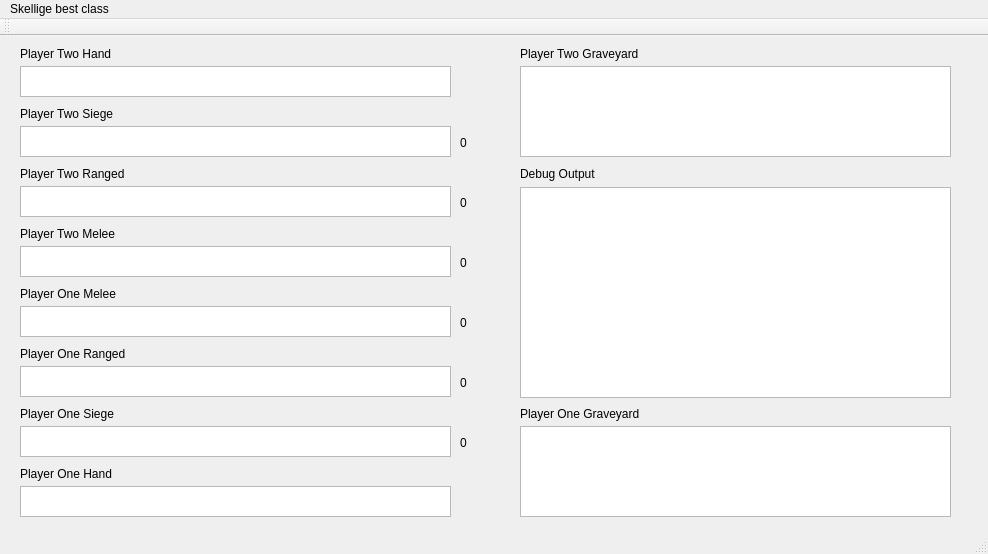
First picture: the form in mainwindow.ui, repository Inexorably/gwentSimulator, before the edit.
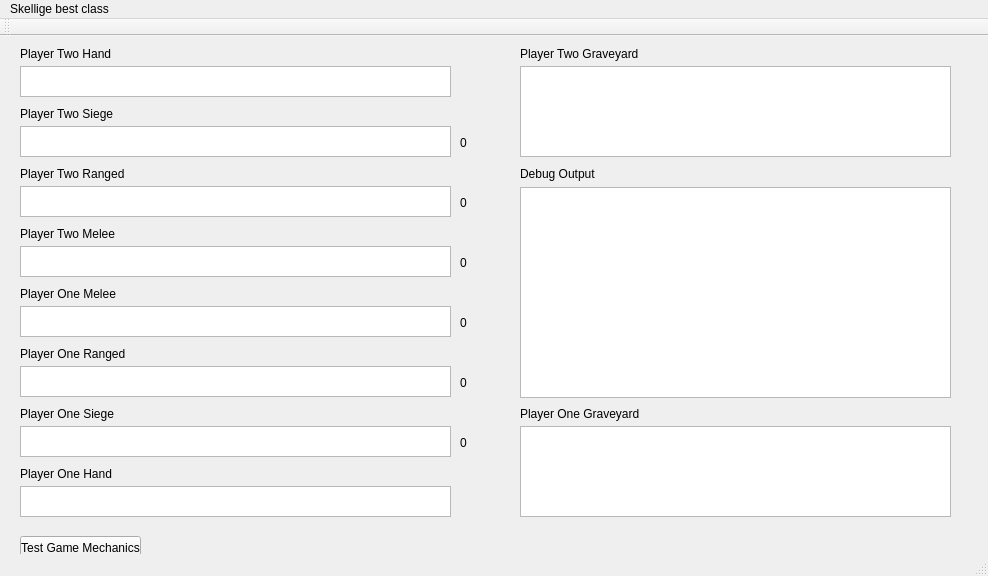
Second picture: the form after the edit.

Commit message: Fixed GwentCard constructor (no curr power initalized).  Mechanics added to and modified.  ui updated to better reflect board / debug faster.  Test scenario implemented to test mechanics.  Exodia added

The edit to the form file:
```diff
--- a/mainwindow.ui
+++ b/mainwindow.ui
@@ -7,7 +7,7 @@
     <x>0</x>
     <y>0</y>
     <width>988</width>
-    <height>554</height>
+    <height>576</height>
    </rect>
   </property>
   <property name="windowTitle">
```
The commit also changes 6 other files.
